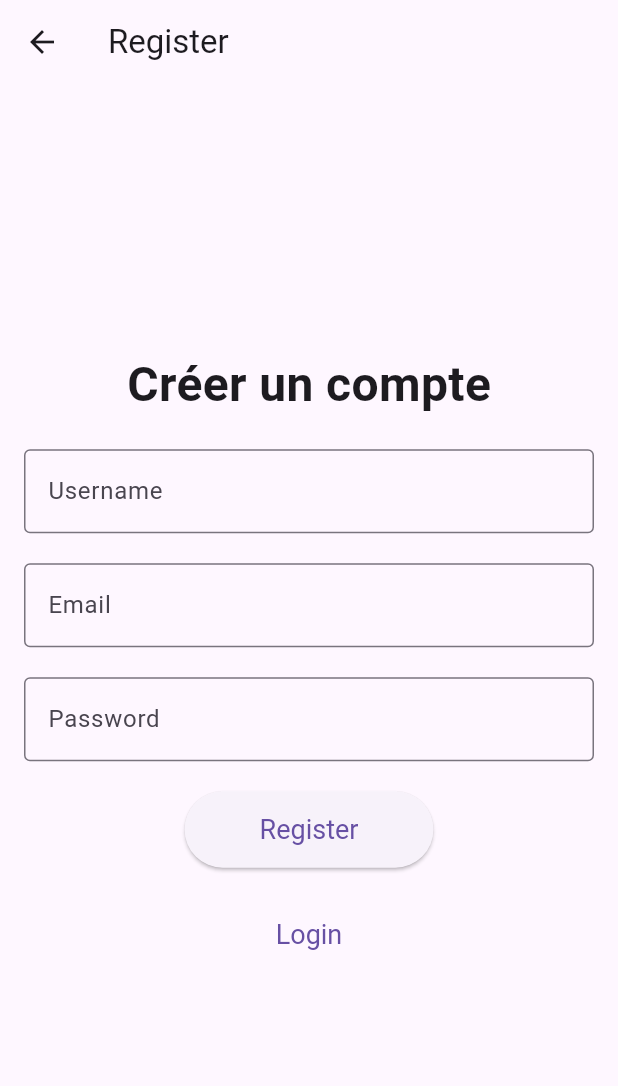
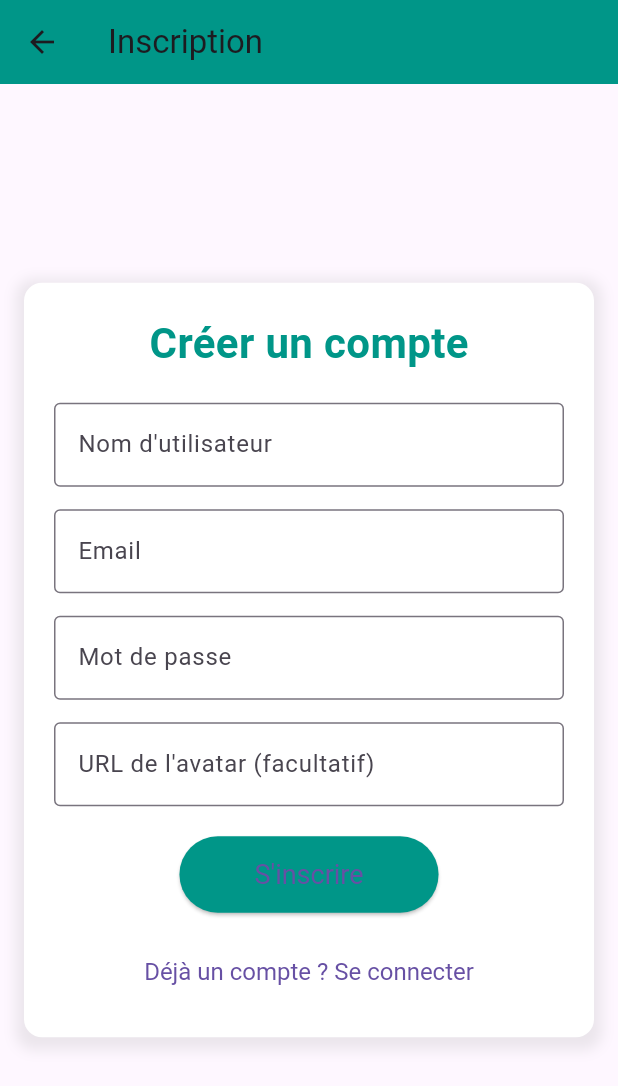
Before and after one commit to Wifak10/quiz_flag--Flutter-, a Flutter app: the RegisterScreen screen opened by its route, on a phone screen of 412 x 824 dp. Shown: the top 1086 px of the screen. Run offline on Flutter 3.47's test engine with Material 3 defaults, Android fonts, the phone set to English and light mode, and no system bars; our stand-ins replace confetti, flip_card, shared_preferences; accounts and stored records are empty.

Commit message:
Ajout de la gestion des erreurs lors de l'inscription et de la connexion, amélioration des routes d'authentification, et refonte de l'interface utilisateur pour l'écran de connexion.

```diff
--- a/FRONT/lib/screens/register_screen.dart
+++ b/FRONT/lib/screens/register_screen.dart
@@ -16,6 +16,7 @@ class _RegisterScreenState extends State<RegisterScreen> {
   final TextEditingController _emailController = TextEditingController();
   final TextEditingController _passwordController = TextEditingController();
   final TextEditingController _usernameController = TextEditingController();
+  final TextEditingController _avatarController = TextEditingController();
 
   Future<void> register() async {
     final response = await http.post(
@@ -27,6 +28,7 @@ class _RegisterScreenState extends State<RegisterScreen> {
         'username': _usernameController.text,
         'email': _emailController.text,
         'password': _passwordController.text,
+        'avatar': _avatarController.text.isNotEmpty ? _avatarController.text : '',
       }),
     );
 
@@ -45,68 +47,110 @@ class _RegisterScreenState extends State<RegisterScreen> {
   @override
   Widget build(BuildContext context) {
     return Scaffold(
-      appBar: AppBar(title: Text('Register')),
+      appBar: AppBar(
+        title: Text('Inscription'),
+        backgroundColor: Colors.teal,
+      ),
       body: Center(
         child: SingleChildScrollView(
           padding: const EdgeInsets.all(16.0),
+          child: Container(
+            width: double.infinity,
+            constraints: BoxConstraints(maxWidth: 400), // Limite la largeur
+            padding: const EdgeInsets.all(20.0),
+            decoration: BoxDecoration(
+              color: Colors.white,
+              borderRadius: BorderRadius.circular(12),
+              boxShadow: [
+                BoxShadow(
+                  color: Colors.grey.withOpacity(0.2),
+                  spreadRadius: 5,
+                  blurRadius: 7,
+                  offset: Offset(0, 3), // décalage de l'ombre
+                ),
+              ],
+            ),
             child: Column(
               mainAxisAlignment: MainAxisAlignment.center,
               children: [
                 Text(
                   'Créer un compte',
                   style: TextStyle(
-                  fontSize: 32,
+                    fontSize: 28,
                     fontWeight: FontWeight.bold,
+                    color: Colors.teal,
                   ),
                 ),
                 SizedBox(height: 20),
                 TextField(
                   controller: _usernameController,
                   decoration: InputDecoration(
-                  labelText: 'Username',
+                    labelText: 'Nom d\'utilisateur',
                     border: OutlineInputBorder(),
+                    focusedBorder: OutlineInputBorder(
+                      borderSide: BorderSide(color: const Color.fromARGB(255, 167, 185, 184)),
                     ),
                   ),
-              SizedBox(height: 20),
+                ),
+                SizedBox(height: 15),
                 TextField(
                   controller: _emailController,
                   decoration: InputDecoration(
                     labelText: 'Email',
                     border: OutlineInputBorder(),
+                    focusedBorder: OutlineInputBorder(
+                      borderSide: BorderSide(color: Colors.teal),
                     ),
                   ),
-              SizedBox(height: 20),
+                ),
+                SizedBox(height: 15),
                 TextField(
                   controller: _passwordController,
                   decoration: InputDecoration(
-                  labelText: 'Password',
+                    labelText: 'Mot de passe',
                     border: OutlineInputBorder(),
+                    focusedBorder: OutlineInputBorder(
+                      borderSide: BorderSide(color: Colors.teal),
+                    ),
                   ),
                   obscureText: true,
+                ),
+                SizedBox(height: 15),
+                TextField(
+                  controller: _avatarController,
+                  decoration: InputDecoration(
+                    labelText: 'URL de l\'avatar (facultatif)',
+                    border: OutlineInputBorder(),
+                    focusedBorder: OutlineInputBorder(
+                      borderSide: BorderSide(color: Colors.teal),
+                    ),
+                  ),
                 ),
                 SizedBox(height: 20),
                 ElevatedButton(
                   onPressed: register,
-                child: Text('Register'),
+                  child: Text('S\'inscrire'),
                   style: ElevatedButton.styleFrom(
+                    backgroundColor: Colors.teal,
                     padding: EdgeInsets.symmetric(horizontal: 50, vertical: 15),
                     textStyle: TextStyle(fontSize: 18),
                   ),
                 ),
-              SizedBox(height: 20),
+                SizedBox(height: 15),
                 TextButton(
                   onPressed: () {
                     Navigator.pushNamed(context, AppRoutes.login);
                   },
-                child: Text('Login'),
+                  child: Text('Déjà un compte ? Se connecter'),
                   style: TextButton.styleFrom(
-                  textStyle: TextStyle(fontSize: 18),
+                    textStyle: TextStyle(fontSize: 16, color: Colors.teal),
                   ),
                 ),
               ],
             ),
           ),
         ),
+      ),
     );
   }
 }
```
Also changed, not shown: FRONT/lib/screens/login_screen.dart (+37 -18 lines), 3 other files. Lines whose indentation alone changed are shown as unchanged.
